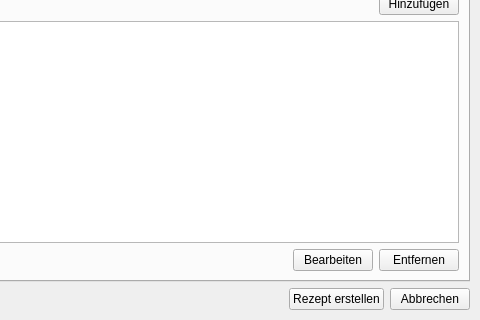
Qt form ui_mainwindow.ui (mmk2410/wikicookbook) before a commit; both pictures show x 320 to 800 and y 300 to 620 of the 800 by 620 pixel window.
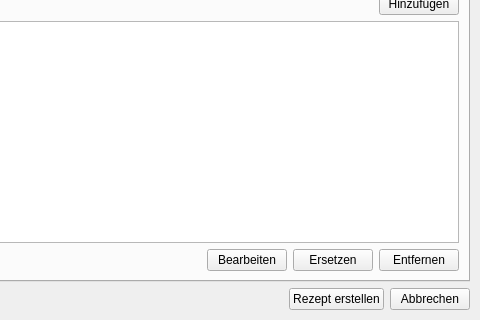
The same form after that commit. The open tabs and pages were chosen to show the change.

Commit message: Added replace buttons

What changed in the file:
```diff
--- a/ui_mainwindow.ui
+++ b/ui_mainwindow.ui
@@ -448,6 +448,13 @@
             </property>
            </widget>
           </item>
+          <item>
+           <widget class="QPushButton" name="b_step_replace">
+            <property name="text">
+             <string>Ersetzen</string>
+            </property>
+           </widget>
+          </item>
           <item>
            <widget class="QPushButton" name="b_step_remove">
             <property name="text">
```
Left out of the diff: 30 changed lines with no effect on the pictures. The commit also changes 1 other file.
